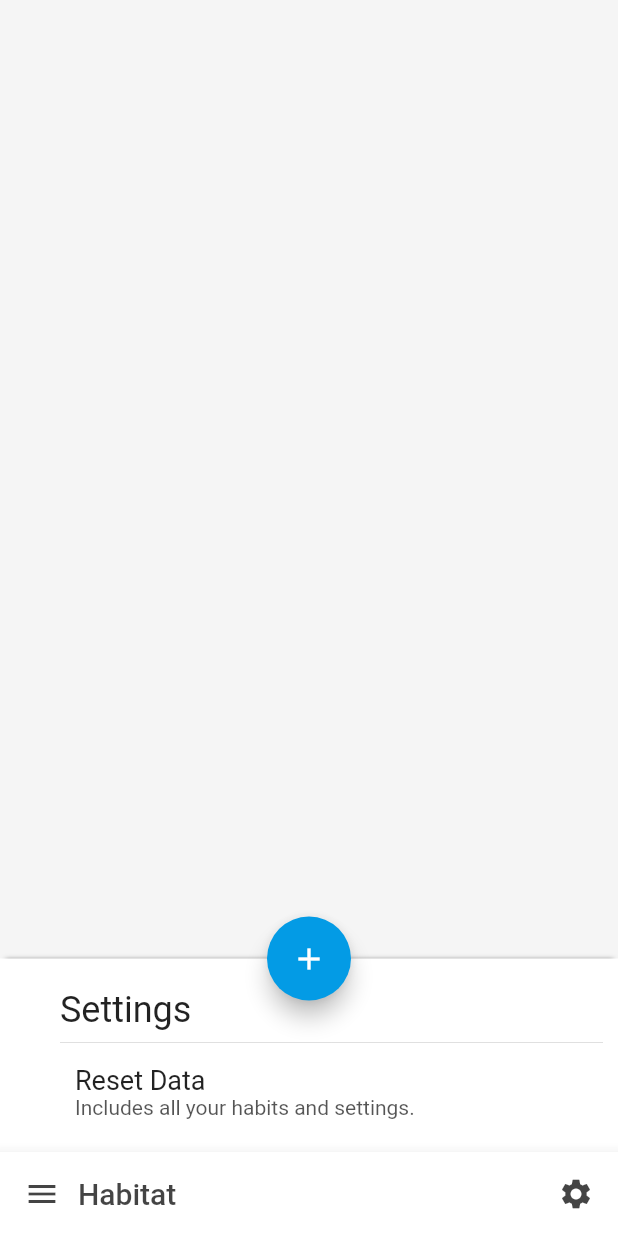
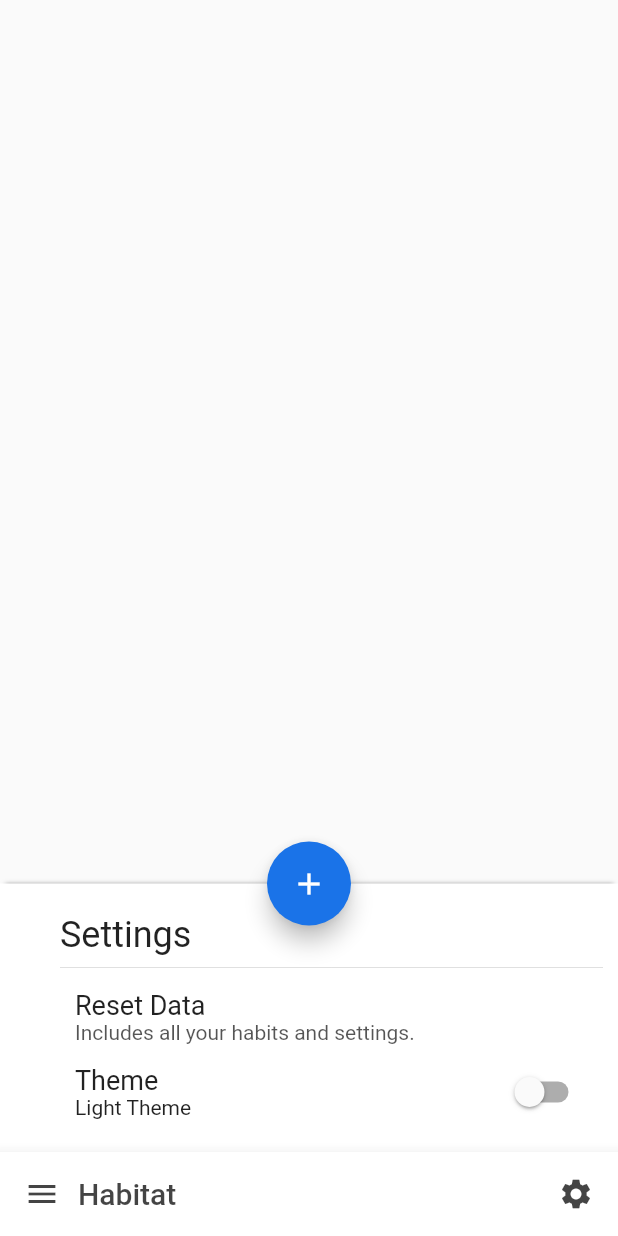
Before and after one commit to td0m/habitat, a Flutter app: the screen it shows after launch, after a tap on the "settings" icon, on a phone screen of 412 x 824 dp. Run offline on Flutter 3.47's test engine with Material 2 defaults, Android fonts, the phone set to English and light mode, and no system bars; our stand-ins replace date_format, shared_preferences; generated files the repository leaves out were written again.

Commit message:
Added theming, improved ui

```diff
--- a/lib/main.dart
+++ b/lib/main.dart
@@ -1,25 +1,45 @@
 import 'package:flutter/material.dart';
 import 'package:habitat/models/habit_model.dart';
+import 'package:habitat/models/preferences.dart';
 import 'package:habitat/pages/home_page.dart';
 import 'package:scoped_model/scoped_model.dart';
 
-void main() => runApp(App());
+void main() => runApp(
+      ScopedModel<HabitModel>(
+        model: HabitModel(),
+        child: ScopedModel<Preferences>(
+          model: Preferences(),
+          child: App(),
+        ),
+      ),
+    );
 
-class App extends StatelessWidget {
+class App extends StatefulWidget {
+  _AppState createState() => _AppState();
+}
+
+class _AppState extends State<App> {
+  Preferences get _prefs =>
+      ScopedModel.of<Preferences>(context, rebuildOnChange: true);
+
+  _theme() {
+    final dark = _prefs.darkMode;
+    return ThemeData(
+      primaryColor: Color(0xff1a73e8),
+      accentColor: Color(0xff1a73e8),
+      canvasColor: dark ? Color(0xFF202230) : Colors.grey[50],
+      cardColor: dark ? Colors.black : Colors.white,
+      brightness: dark ? Brightness.dark : Brightness.light,
+    );
+  }
+
   @override
   Widget build(BuildContext context) {
-    return ScopedModel<HabitModel>(
-      model: HabitModel(),
-      child: MaterialApp(
-        debugShowCheckedModeBanner: false,
-        title: 'Habitat',
-        theme: ThemeData(
-          primaryColor: Colors.lightBlue.shade600,
-          accentColor: Colors.lightBlue.shade600,
-          canvasColor: Color(0xfff5f5f5),
-        ),
-        home: HomePage(title: 'Habitat'),
-      ),
+    return MaterialApp(
+      debugShowCheckedModeBanner: false,
+      title: 'Habitat',
+      theme: _theme(),
+      home: HomePage(title: 'Habitat'),
     );
   }
 }
--- /dev/null
+++ b/lib/models/preferences.dart
@@ -0,0 +1,26 @@
+import 'package:scoped_model/scoped_model.dart';
+import 'package:shared_preferences/shared_preferences.dart';
+
+class Preferences extends Model {
+  bool _darkMode = false;
+  SharedPreferences prefs;
+
+  Preferences() {
+    fetchLocal();
+  }
+
+  bool get darkMode => _darkMode;
+  set darkMode(bool dark) {
+    this._darkMode = dark;
+    notifyListeners();
+
+    // save
+    this.prefs.setBool("darkTheme", dark);
+  }
+
+  fetchLocal() async {
+    this.prefs = await SharedPreferences.getInstance();
+    final darkMode = prefs.getBool("darkTheme");
+    if (darkMode != null) this.darkMode = darkMode;
+  }
+}
--- a/lib/pages/home_page.dart
+++ b/lib/pages/home_page.dart
@@ -67,7 +67,7 @@ class _HomePageState extends State<HomePage>
             Column(
               children: List.generate(habitModel.habits.length, (i) => i)
                   .map((index) => HabitListItem(
-                        title: habitModel.habits[index].title,
+                        index: index,
                         onChanged: (i, v) => _onHabitValueChanged(index, i, v),
                         habit: habitModel.habits[index],
                       ))
--- a/lib/pages/settings_page.dart
+++ b/lib/pages/settings_page.dart
@@ -1,5 +1,6 @@
 import 'package:flutter/material.dart';
 import 'package:habitat/models/habit_model.dart';
+import 'package:habitat/models/preferences.dart';
 import 'package:scoped_model/scoped_model.dart';
 
 class SettingsPage extends StatefulWidget {
@@ -7,6 +8,9 @@ class SettingsPage extends StatefulWidget {
 }
 
 class _SettingsPageState extends State<SettingsPage> {
+  Preferences get prefs =>
+      ScopedModel.of<Preferences>(context, rebuildOnChange: true);
+
   _resetData() {
     final habitModel = ScopedModel.of<HabitModel>(context);
     habitModel.habits = [];
@@ -17,14 +21,17 @@ class _SettingsPageState extends State<SettingsPage> {
     final themeData = Theme.of(context);
 
     return Container(
-      decoration: BoxDecoration(color: Colors.white, boxShadow: [
-        BoxShadow(
-          color: Colors.black54,
-          blurRadius: 2,
-          spreadRadius: -3,
-          offset: Offset(0, -3),
-        )
-      ]),
+      decoration: BoxDecoration(
+        color: Theme.of(context).cardColor,
+        boxShadow: [
+          BoxShadow(
+            color: Colors.black54,
+            blurRadius: 2,
+            spreadRadius: -3,
+            offset: Offset(0, -3),
+          ),
+        ],
+      ),
       child: Padding(
         padding: EdgeInsets.only(top: 20, left: 40, right: 10, bottom: 15),
         child: Column(
@@ -39,6 +46,7 @@ class _SettingsPageState extends State<SettingsPage> {
             Material(
               color: Colors.transparent,
               child: InkWell(
+                borderRadius: BorderRadius.circular(5),
                 onTap: _resetData,
                 child: Container(
                   padding: EdgeInsets.only(left: 10, right: 10),
@@ -59,12 +67,53 @@ class _SettingsPageState extends State<SettingsPage> {
                           Text(
                             "Includes all your habits and settings.",
                             style: TextStyle(
-                              color: Colors.black.withAlpha(0xaa),
+                              color: Theme.of(context)
+                                  .textTheme
+                                  .body1
+                                  .color
+                                  .withAlpha(0xaa),
                               fontSize: 14,
                             ),
                           ),
                         ],
                       ),
+                    ],
+                  ),
+                ),
+              ),
+            ),
+            Material(
+              color: Colors.transparent,
+              child: InkWell(
+                borderRadius: BorderRadius.circular(5),
+                onTap: () => prefs.darkMode = !prefs.darkMode,
+                child: Container(
+                  padding: EdgeInsets.only(left: 10, right: 10),
+                  height: 50,
+                  child: Row(
+                    children: <Widget>[
+                      Expanded(
+                        child: Column(
+                          mainAxisAlignment: MainAxisAlignment.center,
+                          crossAxisAlignment: CrossAxisAlignment.start,
+                          children: <Widget>[
+                            Text("Theme",
+                                style: TextStyle(
+                                  fontSize: 18,
+                                )),
+                            Text(
+                              prefs.darkMode ? "Dark Theme" : "Light Theme",
+                              style: TextStyle(
+                                fontSize: 14,
+                              ),
+                            ),
+                          ],
+                        ),
+                      ),
+                      Switch(
+                        value: prefs.darkMode,
+                        onChanged: (val) => prefs.darkMode = val,
+                      )
                     ],
                   ),
                 ),
```
Also changed, not shown: lib/models/habit_model.dart (+12 -5 lines), lib/pages/habit_detail_page.dart (added, +40 -0 lines), lib/ui/habit_list_item.dart (+36 -11 lines), lib/ui/rounded_checkbox.dart (+15 -22 lines).
